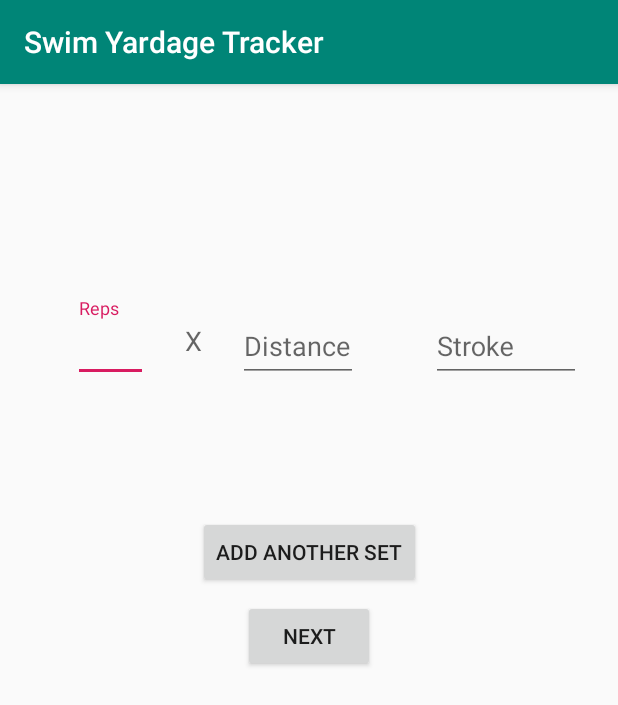
After one commit to willmetz/YardageTracker, an Android app: the fragment WorkoutSetFragment shown on its own in the app's theme, on a phone screen of 412 x 824 dp. The commit adds this screen. Shown: the top 705 px of the screen. Run offline under Robolectric (Android 15) with nearby library versions, the phone set to English and light mode, and no system bars.

Commit message:
added more layouts for the flow of adding a workout

```diff
--- /dev/null
+++ b/app/src/main/java/com/slapshotapps/swimyardagetracker/ui/addworkout/fragments/WorkoutSetFragment.kt
@@ -0,0 +1,62 @@
+package com.slapshotapps.swimyardagetracker.ui.addworkout.fragments
+
+
+import android.os.Bundle
+import androidx.fragment.app.Fragment
+import android.view.LayoutInflater
+import android.view.View
+import android.view.ViewGroup
+
+import com.slapshotapps.swimyardagetracker.R
+
+// TODO: Rename parameter arguments, choose names that match
+// the fragment initialization parameters, e.g. ARG_ITEM_NUMBER
+private const val ARG_PARAM1 = "param1"
+private const val ARG_PARAM2 = "param2"
+
+/**
+ * A simple [Fragment] subclass.
+ * Use the [WorkoutSetFragment.newInstance] factory method to
+ * create an instance of this fragment.
+ *
+ */
+class WorkoutSetFragment : Fragment() {
+    // TODO: Rename and change types of parameters
+    private var param1: String? = null
+    private var param2: String? = null
+
+    override fun onCreate(savedInstanceState: Bundle?) {
+        super.onCreate(savedInstanceState)
+        arguments?.let {
+            param1 = it.getString(ARG_PARAM1)
+            param2 = it.getString(ARG_PARAM2)
+        }
+    }
+
+    override fun onCreateView(inflater: LayoutInflater, container: ViewGroup?,
+                              savedInstanceState: Bundle?): View? {
+        // Inflate the layout for this fragment
+        return inflater.inflate(R.layout.fragment_workout_set, container, false)
+    }
+
+
+    companion object {
+        /**
+         * Use this factory method to create a new instance of
+         * this fragment using the provided parameters.
+         *
+         * @param param1 Parameter 1.
+         * @param param2 Parameter 2.
+         * @return A new instance of fragment WorkoutSetFragment.
+         */
+        // TODO: Rename and change types and number of parameters
+        @JvmStatic
+        fun newInstance(param1: String, param2: String) =
+                WorkoutSetFragment().apply {
+                    arguments = Bundle().apply {
+                        putString(ARG_PARAM1, param1)
+                        putString(ARG_PARAM2, param2)
+                    }
+                }
+    }
+}
--- /dev/null
+++ b/app/src/main/res/layout/fragment_workout_set.xml
@@ -0,0 +1,102 @@
+<?xml version="1.0" encoding="utf-8"?>
+<androidx.constraintlayout.widget.ConstraintLayout
+    xmlns:android="http://schemas.android.com/apk/res/android"
+    xmlns:app="http://schemas.android.com/apk/res-auto"
+    xmlns:tools="http://schemas.android.com/tools"
+    android:layout_width="match_parent"
+    android:layout_height="match_parent"
+    tools:context=".ui.addworkout.fragments.WorkoutSetFragment">
+
+    <com.google.android.material.textfield.TextInputLayout
+        android:id="@+id/reps"
+        android:layout_width="wrap_content"
+        android:layout_height="wrap_content"
+        android:layout_marginStart="24dp"
+        app:layout_constraintBottom_toBottomOf="parent"
+        app:layout_constraintStart_toStartOf="parent"
+        app:layout_constraintEnd_toStartOf="@+id/x_symbol"
+        app:layout_constraintHorizontal_chainStyle="spread"
+        app:layout_constraintTop_toTopOf="parent"
+        app:layout_constraintVertical_bias=".2"
+        android:nextFocusRight="@+id/x_symbol">
+
+        <com.google.android.material.textfield.TextInputEditText
+            android:layout_width="50dp"
+            android:layout_height="wrap_content"
+            android:hint="Reps"
+            android:inputType="number"/>
+
+    </com.google.android.material.textfield.TextInputLayout>
+
+    <TextView
+        android:id="@+id/x_symbol"
+        style="@style/Base.TextAppearance.AppCompat.Medium"
+        android:layout_width="wrap_content"
+        android:layout_height="wrap_content"
+        android:nextFocusRight="@+id/distance"
+        android:text="X"
+        app:layout_constraintBottom_toBottomOf="@+id/reps"
+        app:layout_constraintStart_toEndOf="@+id/reps"
+        app:layout_constraintEnd_toStartOf="@+id/distance"
+        app:layout_constraintTop_toTopOf="@+id/reps"/>
+
+
+    <com.google.android.material.textfield.TextInputLayout
+        android:id="@+id/distance"
+        android:layout_width="wrap_content"
+        android:layout_height="wrap_content"
+        android:layout_marginEnd="24dp"
+        app:layout_constraintBottom_toBottomOf="@+id/reps"
+        app:layout_constraintStart_toEndOf="@+id/x_symbol"
+        app:layout_constraintEnd_toStartOf="@+id/stroke"
+        app:layout_constraintTop_toTopOf="@+id/reps">
+
+        <com.google.android.material.textfield.TextInputEditText
+            android:layout_width="80dp"
+            android:layout_height="wrap_content"
+            android:hint="Distance"
+            android:inputType="number"/>
+
+    </com.google.android.material.textfield.TextInputLayout>
+
+    <com.google.android.material.textfield.TextInputLayout
+        android:id="@+id/stroke"
+        android:layout_width="wrap_content"
+        android:layout_height="wrap_content"
+        android:nextFocusDown="@+id/next"
+        app:layout_constraintBottom_toBottomOf="@+id/reps"
+        app:layout_constraintStart_toEndOf="@+id/distance"
+        app:layout_constraintEnd_toEndOf="parent"
+        app:layout_constraintTop_toTopOf="@+id/reps">
+
+        <com.google.android.material.textfield.TextInputEditText
+            android:layout_width="100dp"
+            android:layout_height="wrap_content"
+            android:hint="Stroke"
+            android:inputType="text"/>
+
+    </com.google.android.material.textfield.TextInputLayout>
+
+
+    <Button
+        android:id="@+id/add_another"
+        android:layout_width="wrap_content"
+        android:layout_height="wrap_content"
+        android:text="Add Another Set"
+        app:layout_constraintBottom_toBottomOf="parent"
+        app:layout_constraintEnd_toEndOf="parent"
+        app:layout_constraintStart_toStartOf="parent"
+        app:layout_constraintTop_toTopOf="parent"
+        app:layout_constraintVertical_bias=".4"/>
+
+    <Button
+        android:id="@+id/next"
+        android:layout_width="wrap_content"
+        android:layout_height="wrap_content"
+        android:text="Next"
+        android:layout_marginTop="8dp"
+        app:layout_constraintTop_toBottomOf="@id/add_another"
+        app:layout_constraintEnd_toEndOf="parent"
+        app:layout_constraintStart_toStartOf="parent"/>
+
+</androidx.constraintlayout.widget.ConstraintLayout>
--- a/app/src/main/res/values/strings.xml
+++ b/app/src/main/res/values/strings.xml
@@ -7,4 +7,7 @@
 
     <!-- TODO: Remove or change this placeholder text -->
     <string name="hello_blank_fragment">Hello blank fragment</string>
+    <string name="submit">Submit</string>
+    <string name="cancel">Cancel</string>
+    <string name="x">X</string>
 </resources>
--- a/build.gradle
+++ b/build.gradle
@@ -7,7 +7,7 @@ buildscript {
         jcenter()
     }
     dependencies {
-        classpath 'com.android.tools.build:gradle:3.2.0-beta02'
+        classpath 'com.android.tools.build:gradle:3.2.0-beta05'
         classpath 'android.arch.navigation:navigation-safe-args-gradle-plugin:1.0.0-alpha02'
         classpath "org.jetbrains.kotlin:kotlin-gradle-plugin:$kotlin_version"
 
```
Also changed, not shown: app/src/main/java/com/slapshotapps/swimyardagetracker/ui/addworkout/fragments/WorkoutSummaryFragment.kt (added, +62 -0 lines), app/src/main/java/com/slapshotapps/swimyardagetracker/ui/addworkout/fragments/WorkoutUnitOfMeasure.kt (added, +62 -0 lines), app/src/main/res/layout/fragment_workout_summary.xml (added, +42 -0 lines), app/src/main/res/layout/fragment_workout_unit_of_measure.xml (added, +41 -0 lines), app/src/main/res/layout/workout_line_item.xml (added, +71 -0 lines).
